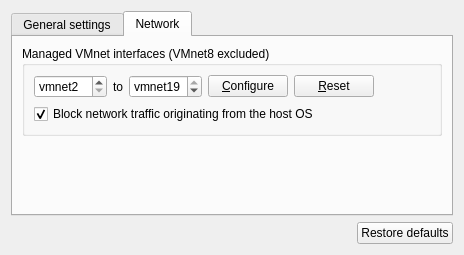
Above: gns3/modules/vmware/ui/vmware_preferences_page.ui from mpplab/MNSS before the change. Below: the same form after it.
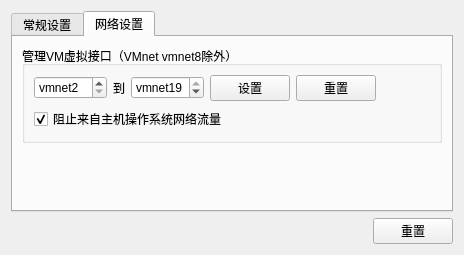
That is the form after the change. The open tabs and pages were chosen to show the change.

```diff
--- a/gns3/modules/vmware/ui/vmware_preferences_page.ui
+++ b/gns3/modules/vmware/ui/vmware_preferences_page.ui
@@ -24,7 +24,7 @@
      </property>
      <widget class="QWidget" name="uiGeneralSettingsTabWidget">
       <attribute name="title">
-       <string>General settings</string>
+       <string>常规设置</string>
       </attribute>
       <layout class="QGridLayout" name="gridLayout_2">
        <item row="0" column="0">
@@ -95,13 +95,13 @@
      </widget>
      <widget class="QWidget" name="uiNetworkTab">
       <attribute name="title">
-       <string>Network</string>
+       <string>网络设置</string>
       </attribute>
       <layout class="QVBoxLayout" name="verticalLayout_3">
        <item>
         <widget class="QGroupBox" name="uiManagedVMnetRangeGroupBox">
          <property name="title">
-          <string>Managed VMnet interfaces (VMnet8 excluded)</string>
+          <string>管理VM虚拟接口（VMnet vmnet8除外）</string>
          </property>
          <layout class="QVBoxLayout" name="verticalLayout">
           <item>
@@ -128,7 +128,7 @@
                </sizepolicy>
               </property>
               <property name="text">
-               <string>to</string>
+               <string>到</string>
               </property>
              </widget>
             </item>
@@ -151,14 +151,14 @@
             <item>
              <widget class="QPushButton" name="uiConfigureVmnetPushButton">
               <property name="text">
-               <string>&amp;Configure</string>
+               <string>设置</string>
               </property>
              </widget>
             </item>
             <item>
              <widget class="QPushButton" name="uiResetVmnetPushButton">
               <property name="text">
-               <string>&amp;Reset</string>
+               <string>重置</string>
               </property>
              </widget>
             </item>
@@ -183,7 +183,7 @@
              <string>Block network traffic originating from the host OS to be injected in vmnet interfaces. Currently supported on Windows only and is recommended.</string>
             </property>
             <property name="text">
-             <string>Block network traffic originating from the host OS</string>
+             <string>阻止来自主机操作系统网络流量</string>
             </property>
             <property name="checked">
              <bool>true</bool>
@@ -228,7 +228,7 @@
      <item>
       <widget class="QPushButton" name="uiRestoreDefaultsPushButton">
        <property name="text">
-        <string>Restore defaults</string>
+        <string>重置</string>
        </property>
       </widget>
      </item>
```
Left out of the diff: 10 changed lines with no effect on the pictures.
